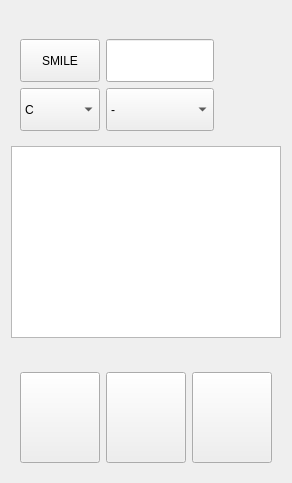
Aspor/moleculeIdentificator, file editorview.ui: the form before one commit.
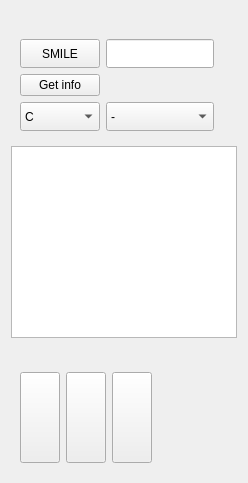
The form after the commit. Icons and pictures are not drawn.

What changed in the file:
```diff
--- a/editorview.ui
+++ b/editorview.ui
@@ -50,7 +50,55 @@
          </property>
         </widget>
        </item>
-       <item row="3" column="0">
+       <item row="5" column="1">
+        <widget class="QComboBox" name="comboBox_2">
+         <property name="sizePolicy">
+          <sizepolicy hsizetype="Preferred" vsizetype="Preferred">
+           <horstretch>0</horstretch>
+           <verstretch>0</verstretch>
+          </sizepolicy>
+         </property>
+         <property name="currentText">
+          <string notr="true">-</string>
+         </property>
+         <property name="currentIndex">
+          <number>1</number>
+         </property>
+         <item>
+          <property name="text">
+           <string/>
+          </property>
+         </item>
+         <item>
+          <property name="text">
+           <string>-</string>
+          </property>
+         </item>
+         <item>
+          <property name="text">
+           <string>=</string>
+          </property>
+         </item>
+         <item>
+          <property name="text">
+           <string>#</string>
+          </property>
+         </item>
+         <item>
+          <property name="text">
+           <string>$</string>
+          </property>
+         </item>
+        </widget>
+       </item>
+       <item row="4" column="0">
+        <widget class="QPushButton" name="ButtonGetInfo">
+         <property name="text">
+          <string>Get info</string>
+         </property>
+        </widget>
+       </item>
+       <item row="5" column="0">
         <widget class="QComboBox" name="comboBox">
          <property name="sizePolicy">
           <sizepolicy hsizetype="Preferred" vsizetype="Preferred">
@@ -110,47 +158,6 @@
          </item>
         </widget>
        </item>
-       <item row="3" column="1">
-        <widget class="QComboBox" name="comboBox_2">
-         <property name="sizePolicy">
-          <sizepolicy hsizetype="Preferred" vsizetype="Preferred">
-           <horstretch>0</horstretch>
-           <verstretch>0</verstretch>
-          </sizepolicy>
-         </property>
-         <property name="currentText">
-          <string notr="true">-</string>
-         </property>
-         <property name="currentIndex">
-          <number>1</number>
-         </property>
-         <item>
-          <property name="text">
-           <string/>
-          </property>
-         </item>
-         <item>
-          <property name="text">
-           <string>-</string>
-          </property>
-         </item>
-         <item>
-          <property name="text">
-           <string>=</string>
-          </property>
-         </item>
-         <item>
-          <property name="text">
-           <string>#</string>
-          </property>
-         </item>
-         <item>
-          <property name="text">
-           <string>$</string>
-          </property>
-         </item>
-        </widget>
-       </item>
       </layout>
      </widget>
     </widget>
@@ -174,7 +181,7 @@
           </sizepolicy>
          </property>
          <property name="text">
-          <string> </string>
+          <string/>
          </property>
          <property name="icon">
           <iconset>
@@ -203,7 +210,7 @@
           </sizepolicy>
          </property>
          <property name="text">
-          <string> </string>
+          <string/>
          </property>
          <property name="icon">
           <iconset>
@@ -235,7 +242,7 @@
           </sizepolicy>
          </property>
          <property name="text">
-          <string> </string>
+          <string/>
          </property>
          <property name="icon">
           <iconset>
```
Left out of the diff: 8 changed lines with no effect on the pictures.
